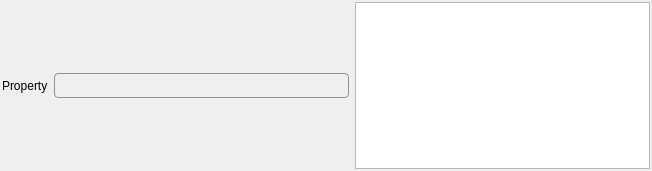
This is Source/SVWidgetsLib/FilterParameterWidgets/UI_Files/PhaseTypeSelectionWidget.ui in BlueQuartzSoftware/SIMPL as Qt 5 draws it before an edit. The edited form follows.
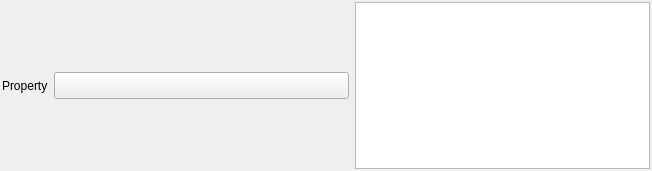
This is the edited form. Icons and pictures are not drawn.

Commit message: Push button is now styled using a static function in the QtSStyles class, so that we can change the style of the push button in the various widgets from one location.

What changed in the file:
```diff
--- a/Source/SVWidgetsLib/FilterParameterWidgets/UI_Files/PhaseTypeSelectionWidget.ui
+++ b/Source/SVWidgetsLib/FilterParameterWidgets/UI_Files/PhaseTypeSelectionWidget.ui
@@ -49,49 +49,6 @@
        <pointsize>12</pointsize>
       </font>
      </property>
-     <property name="styleSheet">
-      <string notr="true">QPushButton { /* all types of tool button */
-    border: 1px solid #8f8f91;
-    border-radius: 4px;
-    background-color: qlineargradient(x1: 0, y1: 0, x2: 0, y2: 1,
-                                      stop: 0 #DDDDDD, stop: 1 #FFFFFF);
-	font-size: 12pt;
-	padding-left: 16px;
-	padding-right: 4px;
-	padding-top: 2px;
-	padding-bottom: 2px;
-}
-
-QPushButton::menu-indicator {
-   /*  image: url(menu_indicator.png); */
-    subcontrol-origin: padding;
-    subcontrol-position:  left; /* */
-}
-
-QPushButton::menu-indicator:pressed, QPushButton::menu-indicator:open
-{
-    position: relative;
-    /*  top: 2px; left: 2px; shift the arrow by 2 px */
-}
-
-QPushButton:pressed
-{
-    background-color: qlineargradient(x1: 0, y1: 0, x2: 0, y2: 1,
-                                      stop: 0 #AAAAFF, stop: 1 #FFFFFF);
-}
-
-QPushButton:flat 
-{
-    border: none; /* no border for a flat push button */
-}
-
-QPushButton:hover
-{
-	border: 1px solid #8f8f91;
-	border-radius: 4px;
-}
-</string>
-     </property>
      <property name="text">
       <string notr="true"/>
      </property>
```
The commit also changes 17 other files.
